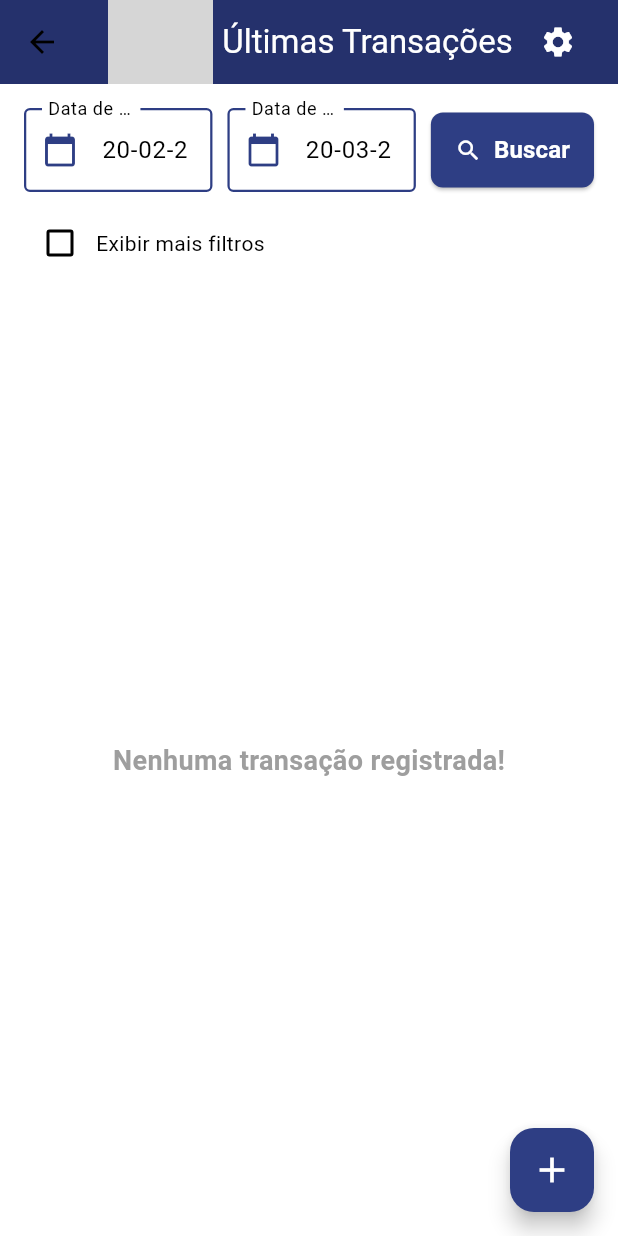
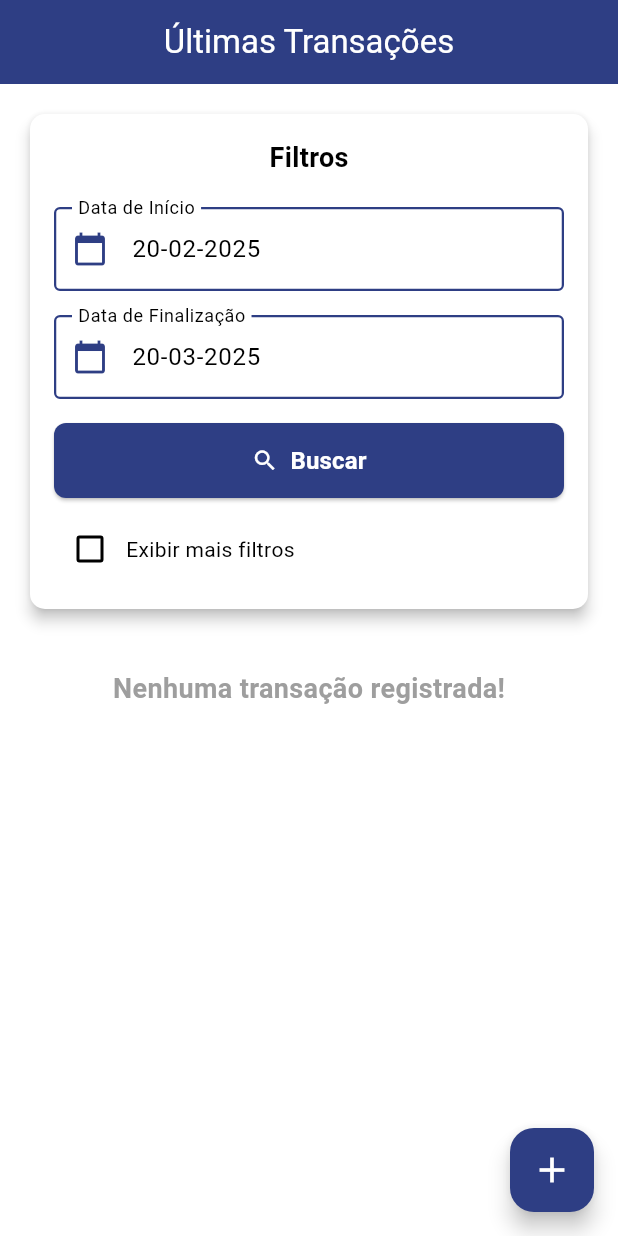
Before and after one commit to mara-vicentina/finance-manager-app, a Flutter app: the ListTransactionsScreen screen opened directly, on a phone screen of 412 x 824 dp. Run offline on Flutter 3.47's test engine with Material 3 defaults, Android fonts, the phone set to English and light mode, and no system bars; our stand-ins replace fl_chart, flutter_masked_text2, flutter_secure_storage; accounts and stored records are empty; network calls fail; grey boxes are pictures that could not be loaded.

Commit message:
feat: altera layout das telas de transações

```diff
--- a/lib/screens/list_transactions.dart
+++ b/lib/screens/list_transactions.dart
@@ -25,10 +25,10 @@ class _ListTransactionsScreenState extends State<ListTransactionsScreen> {
   final List<Map<String, dynamic>> _transactions = [];
 
   final Map<int, String> _categoryMap = {
-    1: "Alimentação",
-    2: "Transporte",
-    3: "Lazer",
-    4: "Saúde",
+    1: "Receitas",
+    2: "Despesas",
+    3: "Investimentos",
+    4: "Adicionais",
     5: "Outros",
   };
 
@@ -238,40 +238,31 @@ class _ListTransactionsScreenState extends State<ListTransactionsScreen> {
   Widget build(BuildContext context) {
     return Scaffold(
       appBar: AppBar(
-        title: Row(
-          mainAxisAlignment: MainAxisAlignment.spaceBetween,
+        automaticallyImplyLeading: false,
+        title: Text("Últimas Transações", style: TextStyle(color: Colors.white)),
+        centerTitle: true,
+        backgroundColor: Color(0xFF2E3E84),
+      ),
+      body: SingleChildScrollView(
+        child: Padding(
+          padding: EdgeInsets.all(16.0),
+          child: Column(
+            crossAxisAlignment: CrossAxisAlignment.start,
             children: [
-            Image.asset(
-              'images/logo.png',
-              height: 70,
-            ),
-
-            Expanded(
-              child: Center(
-                child: Text(
-                  "Últimas Transações",
-                  style: TextStyle(color: Colors.white),
-                ),
-              ),
-            ),
-
-            IconButton(
-              icon: Icon(Icons.settings, color: Colors.white),
-              onPressed: () {
-              },
-            ),
-          ],
-        ),
-        backgroundColor: Color(0xFF25316C),
-      ),
-      body: Padding(
+              Card(
+                elevation: 4,
+                shape: RoundedRectangleBorder(borderRadius: BorderRadius.circular(10)),
+                child: Padding(
                   padding: EdgeInsets.all(16.0),
                   child: Column(
                     children: [
-            Row(
-              children: [
-                Expanded(
-                  child: TextField(
+                      Text(
+                        "Filtros",
+                        style: TextStyle(fontSize: 18, fontWeight: FontWeight.bold),
+                      ),
+                      SizedBox(height: 20),
+
+                      TextField(
                         controller: _startDateController,
                         onTap: () => _selectDate(context, true),
                         decoration: InputDecoration(
@@ -285,11 +276,8 @@ class _ListTransactionsScreenState extends State<ListTransactionsScreen> {
                           ),
                         ),
                       ),
-                ),
-                SizedBox(width: 10),
-
-                Expanded(
-                  child: TextField(
+                      SizedBox(height: 16),
+                      TextField(
                         controller: _endDateController,
                         onTap: () => _selectDate(context, false),
                         decoration: InputDecoration(
@@ -303,11 +291,10 @@ class _ListTransactionsScreenState extends State<ListTransactionsScreen> {
                           ),
                         ),
                       ),
-                ),
-                SizedBox(width: 10),
-
+                      SizedBox(height: 16),
                       SizedBox(
                         height: 50,
+                        width: double.infinity,
                         child: ElevatedButton.icon(
                           onPressed: () async {
                             await getTransaction();
@@ -324,10 +311,7 @@ class _ListTransactionsScreenState extends State<ListTransactionsScreen> {
                           ),
                         ),
                       ),
-              ],
-            ),
                       SizedBox(height: 10),
-
                       Row(
                         children: [
                           Checkbox(
@@ -342,13 +326,9 @@ class _ListTransactionsScreenState extends State<ListTransactionsScreen> {
                           Text("Exibir mais filtros"),
                         ],
                       ),
+                      if (_moreFilters) ...[
                         SizedBox(height: 10),
-
-            if (_moreFilters) ...[
-              Row(
-                children: [
-                  Expanded(
-                    child: DropdownButtonFormField<int>(
+                        DropdownButtonFormField<int>(
                           value: _selectedType,
                           onChanged: (int? newValue) {
                             setState(() {
@@ -370,24 +350,20 @@ class _ListTransactionsScreenState extends State<ListTransactionsScreen> {
                             ),
                           ),
                         ),
-                  ),
-                  SizedBox(width: 10),
-
-                  Expanded(
-                    child: DropdownButtonFormField<int>(
+                        SizedBox(height: 16),
+                        DropdownButtonFormField<int>(
                           value: _selectedCategory,
                           onChanged: (newValue) {
                             setState(() {
                               _selectedCategory = newValue!;
                             });
                           },
-                      items: [
-                        DropdownMenuItem(value: 1, child: Text("Alimentação")),
-                        DropdownMenuItem(value: 2, child: Text("Transporte")),
-                        DropdownMenuItem(value: 3, child: Text("Lazer")),
-                        DropdownMenuItem(value: 4, child: Text("Saúde")),
-                        DropdownMenuItem(value: 5, child: Text("Outros")),
-                      ],
+                          items: _categoryMap.entries
+                              .map((entry) => DropdownMenuItem(
+                                    value: entry.key,
+                                    child: Text(entry.value),
+                                  ))
+                              .toList(),
                           decoration: InputDecoration(
                             labelText: 'Categoria',
                             prefixIcon: Icon(Icons.category, color: Color(0xFF2E3E84)),
@@ -399,31 +375,27 @@ class _ListTransactionsScreenState extends State<ListTransactionsScreen> {
                             ),
                           ),
                         ),
-                  ),
-                  SizedBox(
-                    width: 118,
-                  ),
+                      ],
                     ],
                   ),
-            ],
-            SizedBox(height: 10),
-
-            Expanded(
-              child: _transactions.isEmpty
-                ? Center(
+                ),
+              ),
+              SizedBox(height: 16),
+              if (_transactions.isEmpty)
+                Center(
+                  child: Padding(
+                    padding: EdgeInsets.symmetric(vertical: 20),
                     child: Text(
                       "Nenhuma transação registrada!",
                       style: TextStyle(fontSize: 18, fontWeight: FontWeight.bold, color: Colors.grey),
                     ),
+                  ),
                 )
-                : ListView.builder(
-                  itemCount: _transactions.length,
-                  itemBuilder: (context, index) {
-                    final transaction = _transactions[index];
-
+              else
+                Column(
+                  children: _transactions.map((transaction) {
                     bool isEntrada = transaction["tipo"] == 0;
                     Color cardColor = isEntrada ? Colors.green : Colors.red;
-
                     String categoria = _categoryMap[transaction["categoria"]] ?? "Outros";
 
                     return Card(
@@ -437,8 +409,11 @@ class _ListTransactionsScreenState extends State<ListTransactionsScreen> {
                             color: Colors.white,
                           ),
                         ),
-                        title: Text("$categoria", style: TextStyle(fontSize: 16, fontWeight: FontWeight.bold,),),
-                        subtitle: Text("${transaction["data"]}"),
+                        title: Text(
+                          categoria,
+                          style: TextStyle(fontSize: 16, fontWeight: FontWeight.bold),
+                        ),
+                        subtitle: Text(transaction["data"]),
                         trailing: Row(
                           mainAxisSize: MainAxisSize.min,
                           children: [
@@ -454,16 +429,7 @@ class _ListTransactionsScreenState extends State<ListTransactionsScreen> {
                                   final updatedTransaction = await Navigator.push(
                                     context,
                                     MaterialPageRoute(
-                                      builder: (context) => EditTransactionScreen(transaction: {
-                                        'id': transaction['id'],
-                                        'tipo': transaction['tipo'],
-                                        'valor': transaction['valor'].toStringAsFixed(2),
-                                        'categoria': transaction['categoria'],
-                                        'data': transaction['data'],
-                                        'descricao': transaction['descricao'],
-                                        'metodo_pagamento': transaction['metodo_pagamento'],
-                                        'status_pagamento': transaction['status_pagamento'],
-                                      }),
+                                      builder: (context) => EditTransactionScreen(transaction: transaction),
                                     ),
                                   );
 
@@ -496,37 +462,20 @@ class _ListTransactionsScreenState extends State<ListTransactionsScreen> {
                                 }
                               },
                               itemBuilder: (context) => [
-                                PopupMenuItem(
-                                  value: 'edit',
-                                  child: Row(
-                                    children: [
-                                      Icon(Icons.edit, color: Color(0xFF2E3E84)),
-                                      SizedBox(width: 8),
-                                      Text("Editar"),
+                                PopupMenuItem(value: 'edit', child: Text("Editar")),
+                                PopupMenuItem(value: 'delete', child: Text("Remover")),
+                              ],
+                            ),
                           ],
                         ),
                       ),
-                                PopupMenuItem(
-                                  value: 'delete',
-                                  child: Row(
-                                    children: [
-                                      Icon(Icons.delete, color: Colors.red),
-                                      SizedBox(width: 8),
-                                      Text("Remover"),
+                    );
+                  }).toList(),
+                ),
+              SizedBox(height: 36),
+
             ],
           ),
-                                ),
-                              ],
-                              icon: Icon(Icons.more_vert),
-                            ),
-                          ]
-                        ),
-                      ),
-                    );
-                  },
-                ),
-            ),
-          ],
         ),
       ),
       floatingActionButton: FloatingActionButton(
```
Also changed, not shown: lib/screens/add_transaction.dart (+4 -4 lines), lib/screens/edit_transaction.dart (+5 -5 lines). Lines whose indentation alone changed are shown as unchanged.
